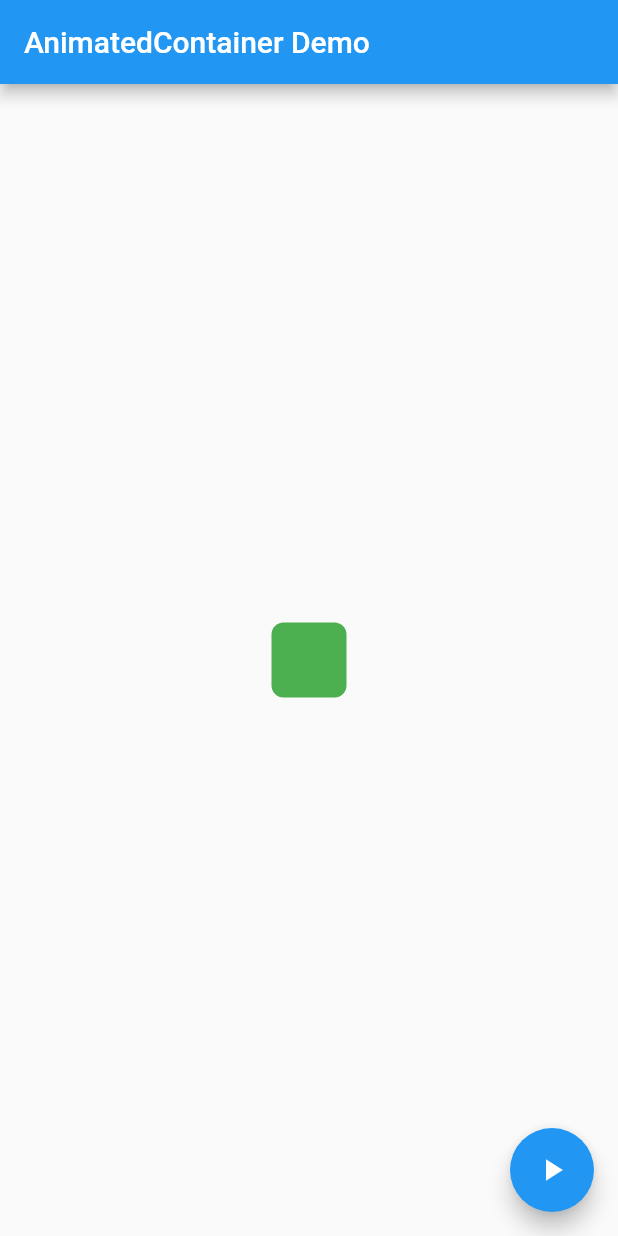
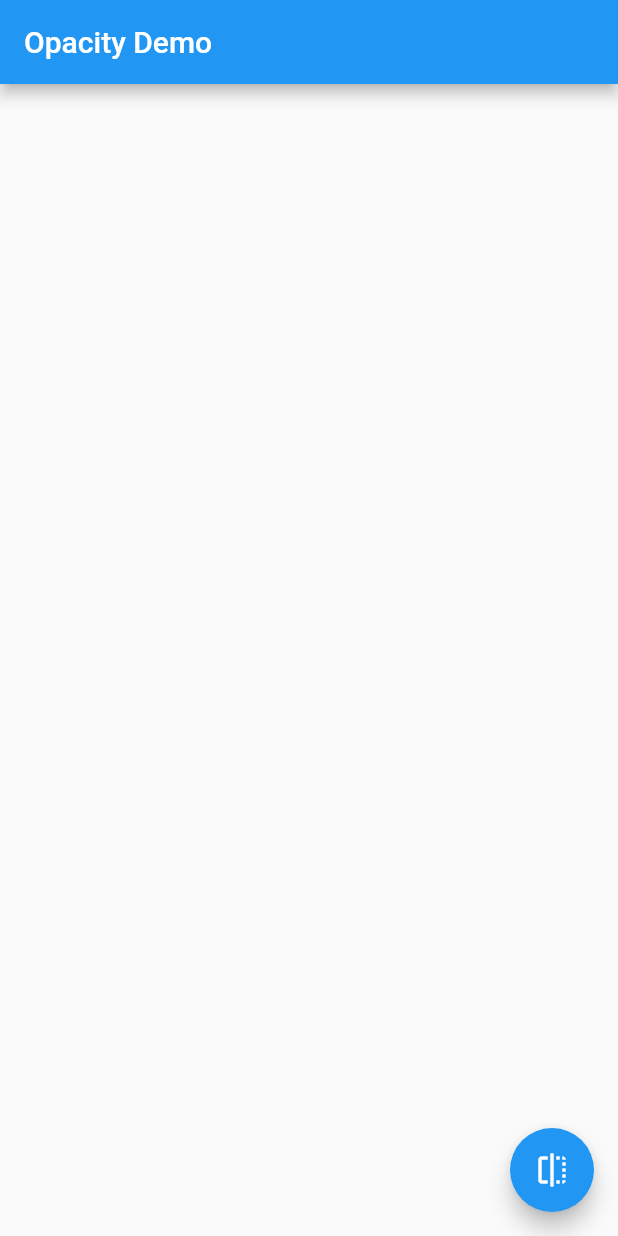
Before and after one commit to gyugie/flutter_animation, a Flutter app: the screen it shows after launch, on a phone screen of 412 x 824 dp. Run offline on Flutter 3.47's test engine with Material 2 defaults, Android fonts, the phone set to English and light mode, and no system bars.

Commit message:
Animate Fade a widget in and out

```diff
--- a/lib/main.dart
+++ b/lib/main.dart
@@ -1,71 +1,65 @@
-import 'dart:math';
-
 import 'package:flutter/material.dart';
 
-void main() => runApp(AnimatedContainerApp());
+void main() => runApp(FadeOut());
 
-class AnimatedContainerApp extends StatefulWidget {
+class FadeOut extends StatelessWidget {
   @override
-  _AnimatedContainerAppState createState() => _AnimatedContainerAppState();
+  Widget build(BuildContext context) {
+    final TitleApps = 'Opacity Demo';
+    return MaterialApp(
+      title: TitleApps,
+      home: MyHomePage(title: TitleApps),
+    );
+  }
 }
 
-class _AnimatedContainerAppState extends State<AnimatedContainerApp> {
-  // Define the various properties with default values. Update these properties
-  // when the user taps a FloatingActionButton.
-  double _width = 50;
-  double _height = 50;
-  Color _color = Colors.green;
-  BorderRadiusGeometry _borderRadius = BorderRadius.circular(8);
+//the statefull widget job is to take data and create s state class
+//in this case, the widget takes a title and creates a _MyhomePageState
+class MyHomePage extends StatefulWidget {
+  final String title;
+
+  MyHomePage({Key key, this.title}) : super (key : key);
+
+  @override
+  _MyHomePageState createState() => _MyHomePageState();
+}
+
+//the State class is responsible for two things: holdings some data you can
+//update and buiolding the UI using that data
+class _MyHomePageState extends State<MyHomePage> {
+  bool _visible = true;
 
   @override
   Widget build(BuildContext context) {
-    return MaterialApp(
-      home: Scaffold(
+   // The green box goes here with some other Widgets.
+    return Scaffold(
       appBar: AppBar(
-          title: Text('AnimatedContainer Demo'),
+        title: Text(widget.title),
       ),
       body: Center(
-          child: AnimatedContainer(
-            // Use the properties stored in the State class.
-            width: _width,
-            height: _height,
-            decoration: BoxDecoration(
-              color: _color,
-              borderRadius: _borderRadius,
+        child: AnimatedOpacity(
+          //If the widget is visible, animate to 0.0 (invisible)
+          //If the widget is hiddenm animate to 1.0 (fully visible)
+          opacity: _visible ? 0.0 : 1.0,
+          duration: Duration(milliseconds: 1000),
+          //the green box must be a child of the AnimatedOpacity widget
+          child: Container(
+            width: 200.0,
+            height: 200.0,
+            color: Colors.green,
           ),
-            // Define how long the animation should take.
-            duration: Duration(seconds: 1),
-            // Provide an optional curve to make the animation feel smoother.
-            curve: Curves.fastOutSlowIn,
         ),
       ),
       floatingActionButton: FloatingActionButton(
-          child: Icon(Icons.play_arrow),
-          // When the user taps the button
         onPressed: () {
-            // Use setState to rebuild the widget with new values.
+          // Call state. This tells Flutter to rebuild the
+          //UI with the changes
           setState(() {
-              // Create a random number generator.
-              final random = Random();
-
-              // Generate a random width and height.
-              _width = random.nextInt(300).toDouble();
-              _height = random.nextInt(300).toDouble();
-
-              // Generate a random color.
-              _color = Color.fromRGBO(
-                random.nextInt(256),
-                random.nextInt(256),
-                random.nextInt(256),
-                1,
-              );
-
-              // Generate a random border radius.
-              _borderRadius =
-                  BorderRadius.circular(random.nextInt(100).toDouble());
+            _visible = !_visible;
           });
         },
-        ),
+        tooltip: 'Toggle Opacity',
+        child: Icon(Icons.flip),
       ),
     );
   }
```
Lines whose indentation alone changed are shown as unchanged.
